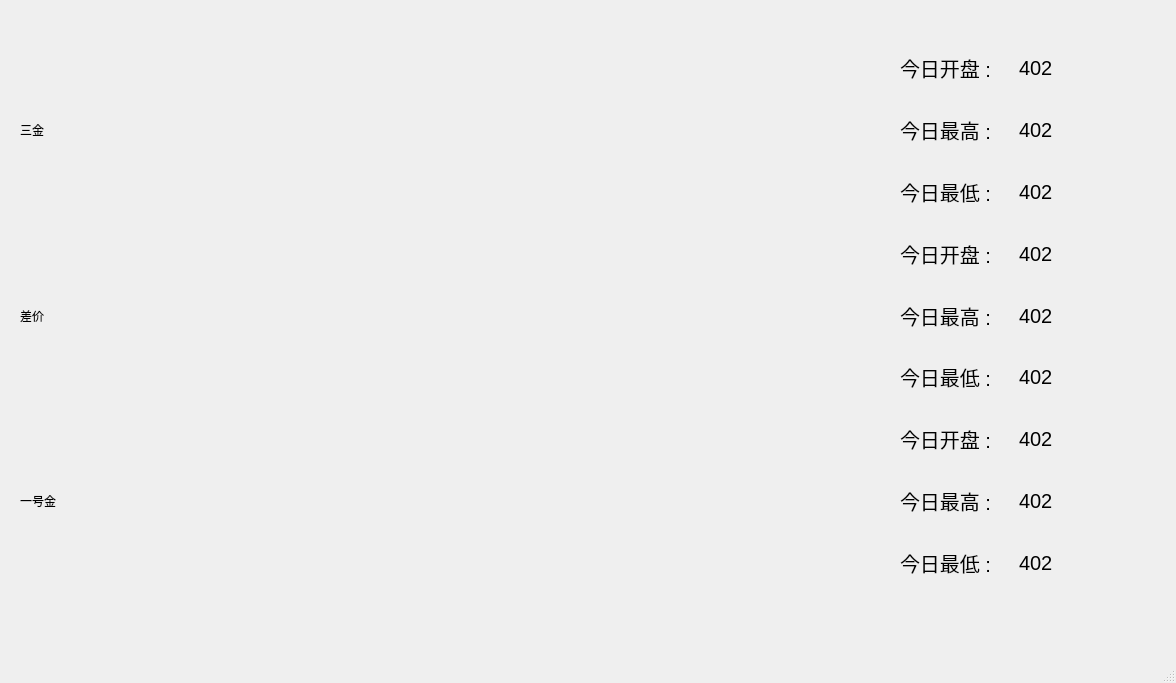
Before: the Qt Designer form Qt程序/数据/ui/sanb.ui in qiualu/ScriptGather, drawn with Qt 5.
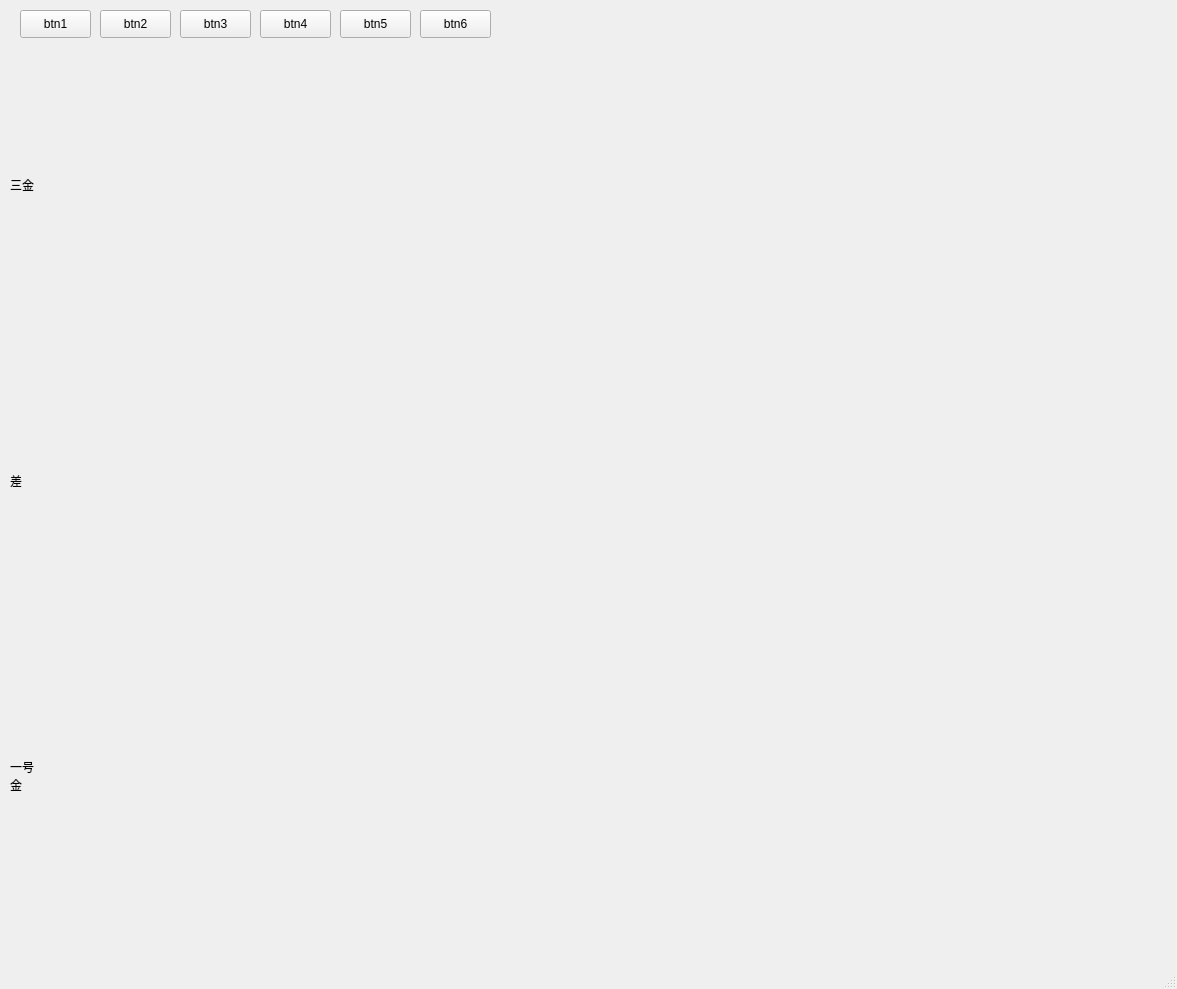
After: the same form once the commit is applied.

The edit to the form file:
```diff
--- a/Qt程序/数据/ui/sanb.ui
+++ b/Qt程序/数据/ui/sanb.ui
@@ -6,8 +6,8 @@
    <rect>
     <x>0</x>
     <y>0</y>
-    <width>1176</width>
-    <height>683</height>
+    <width>1177</width>
+    <height>989</height>
    </rect>
   </property>
   <property name="windowTitle">
@@ -17,10 +17,10 @@
    <widget class="QWidget" name="verticalLayoutWidget">
     <property name="geometry">
      <rect>
-      <x>110</x>
+      <x>60</x>
       <y>40</y>
-      <width>781</width>
-      <height>181</height>
+      <width>1111</width>
+      <height>321</height>
      </rect>
     </property>
     <layout class="QVBoxLayout" name="v1"/>
@@ -28,10 +28,10 @@
    <widget class="QWidget" name="verticalLayoutWidget_2">
     <property name="geometry">
      <rect>
-      <x>110</x>
-      <y>220</y>
-      <width>781</width>
-      <height>191</height>
+      <x>60</x>
+      <y>360</y>
+      <width>1111</width>
+      <height>331</height>
      </rect>
     </property>
     <layout class="QVBoxLayout" name="v2"/>
@@ -39,21 +39,34 @@
    <widget class="QWidget" name="verticalLayoutWidget_3">
     <property name="geometry">
      <rect>
-      <x>110</x>
-      <y>410</y>
-      <width>781</width>
-      <height>181</height>
+      <x>60</x>
+      <y>690</y>
+      <width>1111</width>
+      <height>231</height>
      </rect>
     </property>
     <layout class="QVBoxLayout" name="v3"/>
    </widget>
-   <widget class="QWidget" name="">
+   <widget class="QPushButton" name="btn1">
     <property name="geometry">
      <rect>
       <x>20</x>
+      <y>10</y>
+      <width>71</width>
+      <height>28</height>
+     </rect>
+    </property>
+    <property name="text">
+     <string>btn1</string>
+    </property>
+   </widget>
+   <widget class="QWidget" name="layoutWidget">
+    <property name="geometry">
+     <rect>
+      <x>10</x>
       <y>40</y>
-      <width>81</width>
-      <height>551</height>
+      <width>47</width>
+      <height>881</height>
      </rect>
     </property>
     <layout class="QVBoxLayout" name="verticalLayout">
@@ -67,294 +80,84 @@
      <item>
       <widget class="QLabel" name="label_2">
        <property name="text">
-        <string>差价</string>
+        <string>差</string>
        </property>
       </widget>
      </item>
      <item>
       <widget class="QLabel" name="label_3">
        <property name="text">
-        <string>一号金</string>
+        <string>一号
+金</string>
        </property>
       </widget>
      </item>
     </layout>
    </widget>
-   <widget class="QWidget" name="">
+   <widget class="QPushButton" name="btn2">
     <property name="geometry">
      <rect>
-      <x>900</x>
-      <y>40</y>
-      <width>231</width>
-      <height>551</height>
+      <x>100</x>
+      <y>10</y>
+      <width>71</width>
+      <height>28</height>
      </rect>
     </property>
-    <layout class="QVBoxLayout" name="verticalLayout_8">
-     <item>
-      <layout class="QVBoxLayout" name="verticalLayout_5">
-       <item>
-        <layout class="QHBoxLayout" name="horizontalLayout">
-         <item>
-          <widget class="QLabel" name="label_4">
-           <property name="font">
-            <font>
-             <pointsize>15</pointsize>
-            </font>
-           </property>
-           <property name="text">
-            <string>今日开盘 : </string>
-           </property>
-          </widget>
-         </item>
-         <item>
-          <widget class="QLabel" name="label_5">
-           <property name="font">
-            <font>
-             <pointsize>15</pointsize>
-            </font>
-           </property>
-           <property name="text">
-            <string>402</string>
-           </property>
-          </widget>
-         </item>
-        </layout>
-       </item>
-       <item>
-        <layout class="QHBoxLayout" name="horizontalLayout_2">
-         <item>
-          <widget class="QLabel" name="label_6">
-           <property name="font">
-            <font>
-             <pointsize>15</pointsize>
-            </font>
-           </property>
-           <property name="text">
-            <string>今日最高 : </string>
-           </property>
-          </widget>
-         </item>
-         <item>
-          <widget class="QLabel" name="label_7">
-           <property name="font">
-            <font>
-             <pointsize>15</pointsize>
-            </font>
-           </property>
-           <property name="text">
-            <string>402</string>
-           </property>
-          </widget>
-         </item>
-        </layout>
-       </item>
-       <item>
-        <layout class="QHBoxLayout" name="horizontalLayout_3">
-         <item>
-          <widget class="QLabel" name="label_8">
-           <property name="font">
-            <font>
-             <pointsize>15</pointsize>
-            </font>
-           </property>
-           <property name="text">
-            <string>今日最低 : </string>
-           </property>
-          </widget>
-         </item>
-         <item>
-          <widget class="QLabel" name="label_9">
-           <property name="font">
-            <font>
-             <pointsize>15</pointsize>
-            </font>
-           </property>
-           <property name="text">
-            <string>402</string>
-           </property>
-          </widget>
-         </item>
-        </layout>
-       </item>
-      </layout>
-     </item>
-     <item>
-      <layout class="QVBoxLayout" name="verticalLayout_6">
-       <item>
-        <layout class="QHBoxLayout" name="horizontalLayout_4">
-         <item>
-          <widget class="QLabel" name="label_10">
-           <property name="font">
-            <font>
-             <pointsize>15</pointsize>
-            </font>
-           </property>
-           <property name="text">
-            <string>今日开盘 : </string>
-           </property>
-          </widget>
-         </item>
-         <item>
-          <widget class="QLabel" name="label_11">
-           <property name="font">
-            <font>
-             <pointsize>15</pointsize>
-            </font>
-           </property>
-           <property name="text">
-            <string>402</string>
-           </property>
-          </widget>
-         </item>
-        </layout>
-       </item>
-       <item>
-        <layout class="QHBoxLayout" name="horizontalLayout_5">
-         <item>
-          <widget class="QLabel" name="label_12">
-           <property name="font">
-            <font>
-             <pointsize>15</pointsize>
-            </font>
-           </property>
-           <property name="text">
-            <string>今日最高 : </string>
-           </property>
-          </widget>
-         </item>
-         <item>
-          <widget class="QLabel" name="label_13">
-           <property name="font">
-            <font>
-             <pointsize>15</pointsize>
-            </font>
-           </property>
-           <property name="text">
-            <string>402</string>
-           </property>
-          </widget>
-         </item>
-        </layout>
-       </item>
-       <item>
-        <layout class="QHBoxLayout" name="horizontalLayout_6">
-         <item>
-          <widget class="QLabel" name="label_14">
-           <property name="font">
-            <font>
-             <pointsize>15</pointsize>
-            </font>
-           </property>
-           <property name="text">
-            <string>今日最低 : </string>
-           </property>
-          </widget>
-         </item>
-         <item>
-          <widget class="QLabel" name="label_15">
-           <property name="font">
-            <font>
-             <pointsize>15</pointsize>
-            </font>
-           </property>
-           <property name="text">
-            <string>402</string>
-           </property>
-          </widget>
-         </item>
-        </layout>
-       </item>
-      </layout>
-     </item>
-     <item>
-      <layout class="QVBoxLayout" name="verticalLayout_7">
-       <item>
-        <layout class="QHBoxLayout" name="horizontalLayout_7">
-         <item>
-          <widget class="QLabel" name="label_16">
-           <property name="font">
-            <font>
-             <pointsize>15</pointsize>
-            </font>
-           </property>
-           <property name="text">
-            <string>今日开盘 : </string>
-           </property>
-          </widget>
-         </item>
-         <item>
-          <widget class="QLabel" name="label_17">
-           <property name="font">
-            <font>
-             <pointsize>15</pointsize>
-            </font>
-           </property>
-           <property name="text">
-            <string>402</string>
-           </property>
-          </widget>
-         </item>
-        </layout>
-       </item>
-       <item>
-        <layout class="QHBoxLayout" name="horizontalLayout_8">
-         <item>
-          <widget class="QLabel" name="label_18">
-           <property name="font">
-            <font>
-             <pointsize>15</pointsize>
-            </font>
-           </property>
-           <property name="text">
-            <string>今日最高 : </string>
-           </property>
-          </widget>
-         </item>
-         <item>
-          <widget class="QLabel" name="label_19">
-           <property name="font">
-            <font>
-             <pointsize>15</pointsize>
-            </font>
-           </property>
-           <property name="text">
-            <string>402</string>
-           </property>
-          </widget>
-         </item>
-        </layout>
-       </item>
-       <item>
-        <layout class="QHBoxLayout" name="horizontalLayout_9">
-         <item>
-          <widget class="QLabel" name="label_20">
-           <property name="font">
-            <font>
-             <pointsize>15</pointsize>
-            </font>
-           </property>
-           <property name="text">
-            <string>今日最低 : </string>
-           </property>
-          </widget>
-         </item>
-         <item>
-          <widget class="QLabel" name="label_21">
-           <property name="font">
-            <font>
-             <pointsize>15</pointsize>
-            </font>
-           </property>
-           <property name="text">
-            <string>402</string>
-           </property>
-          </widget>
-         </item>
-        </layout>
-       </item>
-      </layout>
-     </item>
-    </layout>
+    <property name="text">
+     <string>btn2</string>
+    </property>
+   </widget>
+   <widget class="QPushButton" name="btn3">
+    <property name="geometry">
+     <rect>
+      <x>180</x>
+      <y>10</y>
+      <width>71</width>
+      <height>28</height>
+     </rect>
+    </property>
+    <property name="text">
+     <string>btn3</string>
+    </property>
+   </widget>
+   <widget class="QPushButton" name="btn4">
+    <property name="geometry">
+     <rect>
+      <x>260</x>
+      <y>10</y>
+      <width>71</width>
+      <height>28</height>
+     </rect>
+    </property>
+    <property name="text">
+     <string>btn4</string>
+    </property>
+   </widget>
+   <widget class="QPushButton" name="btn5">
+    <property name="geometry">
+     <rect>
+      <x>340</x>
+      <y>10</y>
+      <width>71</width>
+      <height>28</height>
+     </rect>
+    </property>
+    <property name="text">
+     <string>btn5</string>
+    </property>
+   </widget>
+   <widget class="QPushButton" name="btn6">
+    <property name="geometry">
+     <rect>
+      <x>420</x>
+      <y>10</y>
+      <width>71</width>
+      <height>28</height>
+     </rect>
+    </property>
+    <property name="text">
+     <string>btn6</string>
+    </property>
    </widget>
   </widget>
   <widget class="QMenuBar" name="menubar">
```
Left out of the diff: 2 changed lines with no effect on the pictures.
